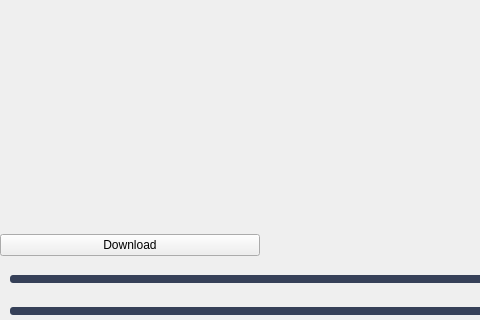
Qt form updater/ui/mainwindow.ui (Covalia/standalone-deployer) before a commit; both pictures show x 0 to 480 and y 230 to 550 of the 781 by 550 pixel window.
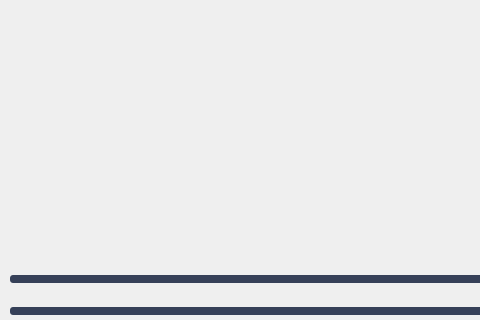
The same form after that commit.

Commit message: Suppression du bouton de test dans l'updater.

What changed in the file:
```diff
--- a/updater/ui/mainwindow.ui
+++ b/updater/ui/mainwindow.ui
@@ -303,13 +303,6 @@
                   </property>
                  </widget>
                 </item>
-                <item row="0" column="0">
-                 <widget class="QPushButton" name="pushButton">
-                  <property name="text">
-                   <string>Download</string>
-                  </property>
-                 </widget>
-                </item>
                 <item row="2" column="0" colspan="3">
                  <widget class="QProgressBar" name="singleProgressBar">
                   <property name="styleSheet">
```
The commit also changes 2 other files.
